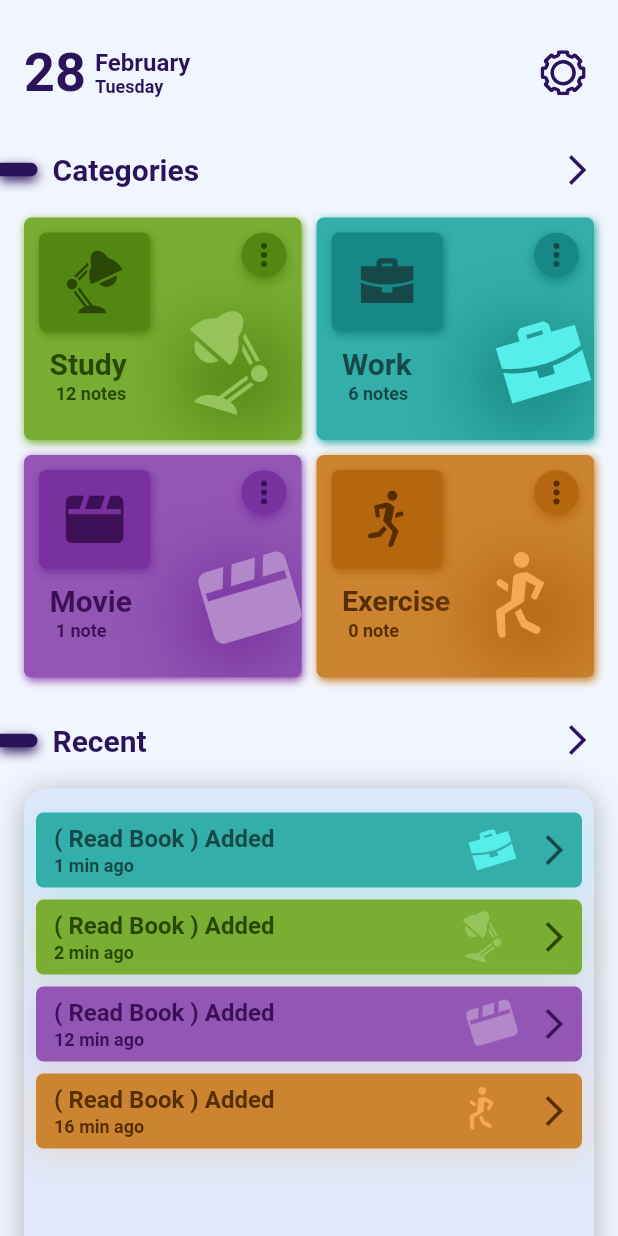
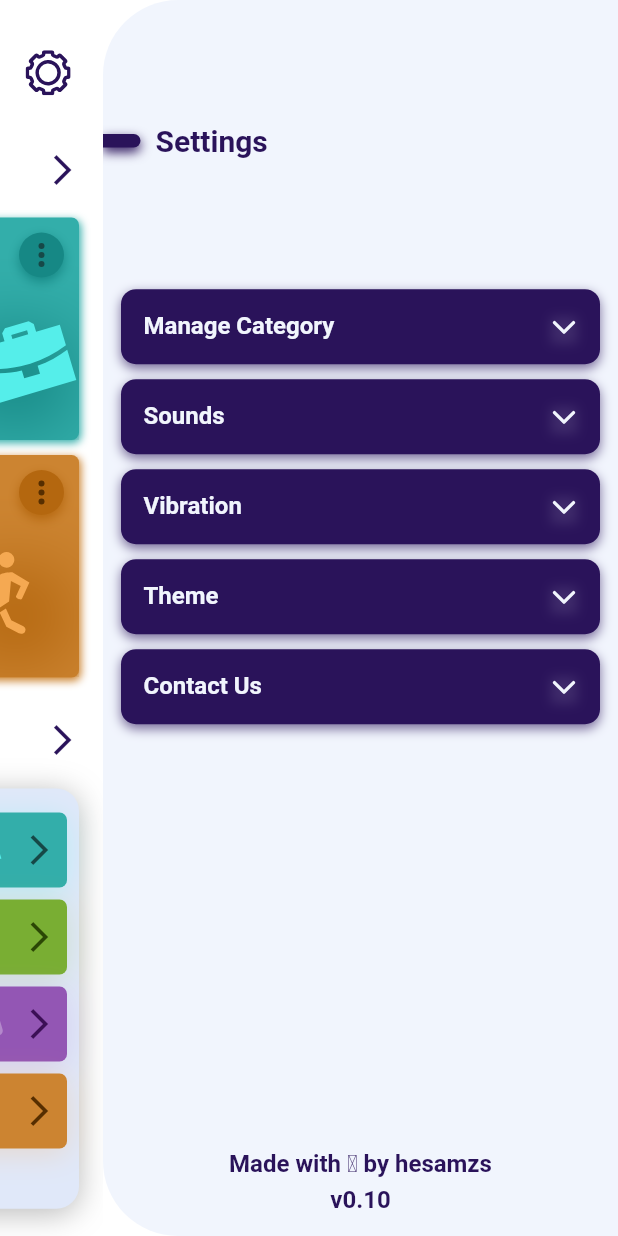
Before and after one commit to hesamzs/NotePad-Flutter, a Flutter app: the screen it shows after launch, on a phone screen of 412 x 824 dp. Run offline on Flutter 3.47's test engine with Material 2 defaults, Android fonts, the phone set to English and light mode, and no system bars; drawn by our look-alikes of auto_size_text; our stand-ins replace animate_do, flutter_staggered_animations, flutter_svg, google_fonts; Roboto replaces fonts that are missing (Ubuntu).

Commit message:
Setting Menu Added !

```diff
--- /dev/null
+++ b/lib/pages/drawer-page.dart
@@ -0,0 +1,550 @@
+import 'package:animate_do/animate_do.dart';
+import 'package:flutter/material.dart';
+import 'package:flutter_svg/flutter_svg.dart';
+import 'package:notepad/widget/text_widget.dart';
+
+class DrawerScreen extends StatefulWidget {
+  const DrawerScreen({super.key});
+
+  @override
+  _DrawerScreenState createState() => _DrawerScreenState();
+}
+
+class _DrawerScreenState extends State<DrawerScreen> {
+
+
+  @override
+  Widget build(BuildContext context) {
+    var size = MediaQuery.of(context).size;
+    var sWidth = size.width;
+    var sHeight = size.height;
+    return Container(
+      width: sWidth * 1.2,
+      color: Colors.white,
+      child: Row(
+        children: [
+          Expanded(child: Container()),
+          Container(
+            decoration: const BoxDecoration(
+              borderRadius: BorderRadius.only(
+                  topLeft: Radius.circular(50),
+                  bottomLeft: Radius.circular(50)),
+              color: Color(0xffF1F5FD),
+            ),
+            width: sWidth / 1.2,
+            height: sHeight,
+            child: Column(
+              children: [
+                SizedBox(
+                  height: sHeight * 0.1,
+                ),
+                Row(
+                  children: [
+                    FadeInLeft(
+                      delay: const Duration(milliseconds: 600),
+                      child: Container(
+                        height: 9,
+                        width: 25,
+                        decoration: const BoxDecoration(
+                          color: Color(0xff2A135A),
+                          borderRadius: BorderRadius.only(
+                              topRight: Radius.circular(5),
+                              bottomRight: Radius.circular(5)),
+                          boxShadow: [
+                            BoxShadow(
+                              color: Color(0xff2A135A),
+                              blurRadius: 6.0,
+                              offset: Offset(
+                                0,
+                                3,
+                              ),
+                            )
+                          ],
+                        ),
+                      ),
+                    ),
+                    const SizedBox(
+                      width: 10,
+                    ),
+                    FadeInLeft(
+                      delay: const Duration(milliseconds: 600),
+                      child: const AppText(
+                          text: "Settings",
+                          size: 20,
+                          color: Color(0xff2A135A),
+                          fontWeight: FontWeight.bold),
+                    ),
+                  ],
+                ),
+                SizedBox(
+                  height: sHeight * 0.1,
+                ),
+                SettingMenu(sWidth: sWidth),
+                Expanded(child: Container()),
+
+                const FooterPage(),
+              ],
+            ),
+          )
+        ],
+      ),
+    );
+  }
+
+
+}
+
+class SettingMenu extends StatefulWidget {
+  SettingMenu({Key? key,required this.sWidth}) : super(key: key);
+
+  final sWidth;
+  @override
+  State<SettingMenu> createState() => _SettingMenuState();
+}
+
+class _SettingMenuState extends State<SettingMenu> {
+
+  bool CategoryisActive = false;
+  bool SoundisActive = false;
+  bool VibrateisActive = false;
+  bool ThemeisActive = false;
+  bool ContactUsisActive = false;
+
+  @override
+  Widget build(BuildContext context) {
+    final sWidth = widget.sWidth;
+    return Column(
+      children: [
+        Padding(
+          padding:
+          const EdgeInsets.symmetric(horizontal: 12, vertical: 5),
+          child: GestureDetector(
+            onTap: () {
+              if (CategoryisActive == false) {
+                setState(() {});
+                CategoryisActive = true;
+                VibrateisActive = false;
+                ContactUsisActive = false;
+                ThemeisActive = false;
+                SoundisActive = false;
+              } else {
+                setState(() {});
+                CategoryisActive = false;
+              }
+            },
+            child: AnimatedContainer(
+              duration: const Duration(milliseconds: 300),
+              curve: Curves.easeOut,
+              width: sWidth,
+              height: CategoryisActive ? 150 : 50,
+              decoration: BoxDecoration(
+                  borderRadius: BorderRadius.circular(10),
+                  color: const Color(0xff2A135A),
+                  boxShadow: [
+                    BoxShadow(
+                      color: const Color(0xff2A135A).withOpacity(.6),
+                      blurRadius: 6.0,
+                      offset: const Offset(
+                        0,
+                        3,
+                      ),
+                    )
+                  ]),
+              child: Column(
+                mainAxisAlignment: MainAxisAlignment.spaceBetween,
+                children: [
+                  Row(
+                    mainAxisAlignment: MainAxisAlignment.spaceBetween,
+                    children: [
+                      const Padding(
+                        padding: EdgeInsets.symmetric(
+                            horizontal: 15, vertical: 15),
+                        child: AppText(
+                            text: "Manage Category",
+                            size: 16,
+                            color: Color(0xffF1F5FD),
+                            fontWeight: FontWeight.bold),
+                      ),
+                      Padding(
+                          padding: const EdgeInsets.symmetric(
+                              horizontal: 15, vertical: 10),
+                          child: Container(
+                            width: 18,
+                            height: 18,
+                            decoration: BoxDecoration(boxShadow: [
+                              BoxShadow(
+                                color: const Color(0xffF1F5FD)
+                                    .withOpacity(.1),
+                                blurRadius: 6.0,
+                                offset: const Offset(
+                                  0,
+                                  3,
+                                ),
+                              )
+                            ]),
+                            child: SvgPicture.asset(
+                              "assets/images/arrow-down.svg",
+                              color: const Color(0xffF1F5FD),
+                            ),
+                          ))
+                    ],
+                  ),
+                  Expanded(child: Container())
+                ],
+              ),
+            ),
+          ),
+        ),
+        Padding(
+          padding:
+          const EdgeInsets.symmetric(horizontal: 12, vertical: 5),
+          child: GestureDetector(
+            onTap: () {
+              if (SoundisActive == false) {
+                setState(() {});
+                SoundisActive = true;
+                VibrateisActive = false;
+                ContactUsisActive = false;
+                ThemeisActive = false;
+                CategoryisActive = false;
+              } else {
+                setState(() {});
+                SoundisActive = false;
+              }
+            },
+            child: AnimatedContainer(
+              duration: const Duration(milliseconds: 300),
+              curve: Curves.easeOut,
+              width: sWidth,
+              height: SoundisActive ? 150 : 50,
+              decoration: BoxDecoration(
+                  borderRadius: BorderRadius.circular(10),
+                  color: const Color(0xff2A135A),
+                  boxShadow: [
+                    BoxShadow(
+                      color: const Color(0xff2A135A).withOpacity(.6),
+                      blurRadius: 6.0,
+                      offset: const Offset(
+                        0,
+                        3,
+                      ),
+                    )
+                  ]),
+              child: Column(
+                mainAxisAlignment: MainAxisAlignment.spaceBetween,
+                children: [
+                  Row(
+                    mainAxisAlignment: MainAxisAlignment.spaceBetween,
+                    children: [
+                      const Padding(
+                        padding: EdgeInsets.symmetric(
+                            horizontal: 15, vertical: 15),
+                        child: AppText(
+                            text: "Sounds",
+                            size: 16,
+                            color: Color(0xffF1F5FD),
+                            fontWeight: FontWeight.bold),
+                      ),
+                      Padding(
+                          padding: const EdgeInsets.symmetric(
+                              horizontal: 15, vertical: 10),
+                          child: Container(
+                            width: 18,
+                            height: 18,
+                            decoration: BoxDecoration(boxShadow: [
+                              BoxShadow(
+                                color: const Color(0xffF1F5FD)
+                                    .withOpacity(.1),
+                                blurRadius: 6.0,
+                                offset: const Offset(
+                                  0,
+                                  3,
+                                ),
+                              )
+                            ]),
+                            child: SvgPicture.asset(
+                              "assets/images/arrow-down.svg",
+                              color: const Color(0xffF1F5FD),
+                            ),
+                          ))
+                    ],
+                  ),
+                  Expanded(child: Container())
+                ],
+              ),
+            ),
+          ),
+        ),
+        Padding(
+          padding:
+          const EdgeInsets.symmetric(horizontal: 12, vertical: 5),
+          child: GestureDetector(
+            onTap: () {
+              if (VibrateisActive == false) {
+                setState(() {});
+                VibrateisActive = true;
+                ContactUsisActive = false;
+                ThemeisActive = false;
+                SoundisActive = false;
+                CategoryisActive = false;
+              } else {
+                setState(() {});
+                VibrateisActive = false;
+              }
+            },
+            child: AnimatedContainer(
+              duration: const Duration(milliseconds: 300),
+              curve: Curves.easeOut,
+              width: sWidth,
+              height: VibrateisActive ? 150 : 50,
+              decoration: BoxDecoration(
+                  borderRadius: BorderRadius.circular(10),
+                  color: const Color(0xff2A135A),
+                  boxShadow: [
+                    BoxShadow(
+                      color: const Color(0xff2A135A).withOpacity(.6),
+                      blurRadius: 6.0,
+                      offset: const Offset(
+                        0,
+                        3,
+                      ),
+                    )
+                  ]),
+              child: Column(
+                mainAxisAlignment: MainAxisAlignment.spaceBetween,
+                children: [
+                  Row(
+                    mainAxisAlignment: MainAxisAlignment.spaceBetween,
+                    children: [
+                      const Padding(
+                        padding: EdgeInsets.symmetric(
+                            horizontal: 15, vertical: 15),
+                        child: AppText(
+                            text: "Vibration",
+                            size: 16,
+                            color: Color(0xffF1F5FD),
+                            fontWeight: FontWeight.bold),
+                      ),
+                      Padding(
+                          padding: const EdgeInsets.symmetric(
+                              horizontal: 15, vertical: 10),
+                          child: Container(
+                            width: 18,
+                            height: 18,
+                            decoration: BoxDecoration(boxShadow: [
+                              BoxShadow(
+                                color: const Color(0xffF1F5FD)
+                                    .withOpacity(.1),
+                                blurRadius: 6.0,
+                                offset: const Offset(
+                                  0,
+                                  3,
+                                ),
+                              )
+                            ]),
+                            child: SvgPicture.asset(
+                              "assets/images/arrow-down.svg",
+                              color: const Color(0xffF1F5FD),
+                            ),
+                          ))
+                    ],
+                  ),
+                  Expanded(child: Container())
+                ],
+              ),
+            ),
+          ),
+        ),
+        Padding(
+          padding:
+          const EdgeInsets.symmetric(horizontal: 12, vertical: 5),
+          child: GestureDetector(
+            onTap: () {
+              if (ThemeisActive == false) {
+                setState(() {});
+                ThemeisActive = true;
+                VibrateisActive = false;
+                ContactUsisActive = false;
+                SoundisActive = false;
+                CategoryisActive = false;
+              } else {
+                setState(() {});
+                ThemeisActive = false;
+              }
+            },
+            child: AnimatedContainer(
+              duration: const Duration(milliseconds: 300),
+              curve: Curves.easeOut,
+              width: sWidth,
+              height: ThemeisActive ? 150 : 50,
+              decoration: BoxDecoration(
+                  borderRadius: BorderRadius.circular(10),
+                  color: const Color(0xff2A135A),
+                  boxShadow: [
+                    BoxShadow(
+                      color: const Color(0xff2A135A).withOpacity(.6),
+                      blurRadius: 6.0,
+                      offset: const Offset(
+                        0,
+                        3,
+                      ),
+                    )
+                  ]),
+              child: Column(
+                mainAxisAlignment: MainAxisAlignment.spaceBetween,
+                children: [
+                  Row(
+                    mainAxisAlignment: MainAxisAlignment.spaceBetween,
+                    children: [
+                      const Padding(
+                        padding: EdgeInsets.symmetric(
+                            horizontal: 15, vertical: 15),
+                        child: AppText(
+                            text: "Theme",
+                            size: 16,
+                            color: Color(0xffF1F5FD),
+                            fontWeight: FontWeight.bold),
+                      ),
+                      Padding(
+                          padding: const EdgeInsets.symmetric(
+                              horizontal: 15, vertical: 10),
+                          child: Container(
+                            width: 18,
+                            height: 18,
+                            decoration: BoxDecoration(boxShadow: [
+                              BoxShadow(
+                                color: const Color(0xffF1F5FD)
+                                    .withOpacity(.1),
+                                blurRadius: 6.0,
+                                offset: const Offset(
+                                  0,
+                                  3,
+                                ),
+                              )
+                            ]),
+                            child: SvgPicture.asset(
+                              "assets/images/arrow-down.svg",
+                              color: const Color(0xffF1F5FD),
+                            ),
+                          ))
+                    ],
+                  ),
+                  Expanded(child: Container())
+                ],
+              ),
+            ),
+          ),
+        ),
+        Padding(
+          padding:
+          const EdgeInsets.symmetric(horizontal: 12, vertical: 5),
+          child: GestureDetector(
+            onTap: () {
+              if (ContactUsisActive == false) {
+                setState(() {});
+                ContactUsisActive = true;
+                VibrateisActive = false;
+                ThemeisActive = false;
+                SoundisActive = false;
+                CategoryisActive = false;
+              } else {
+                setState(() {});
+                ContactUsisActive = false;
+              }
+            },
+            child: AnimatedContainer(
+              duration: const Duration(milliseconds: 300),
+              curve: Curves.easeOut,
+              width: sWidth,
+              height: ContactUsisActive ? 150 : 50,
+              decoration: BoxDecoration(
+                  borderRadius: BorderRadius.circular(10),
+                  color: const Color(0xff2A135A),
+                  boxShadow: [
+                    BoxShadow(
+                      color: const Color(0xff2A135A).withOpacity(.6),
+                      blurRadius: 6.0,
+                      offset: const Offset(
+                        0,
+                        3,
+                      ),
+                    )
+                  ]),
+              child: Column(
+                mainAxisAlignment: MainAxisAlignment.spaceBetween,
+                children: [
+                  Row(
+                    mainAxisAlignment: MainAxisAlignment.spaceBetween,
+                    children: [
+                      const Padding(
+                        padding: EdgeInsets.symmetric(
+                            horizontal: 15, vertical: 15),
+                        child: AppText(
+                            text: "Contact Us",
+                            size: 16,
+                            color: Color(0xffF1F5FD),
+                            fontWeight: FontWeight.bold),
+                      ),
+                      Padding(
+                          padding: const EdgeInsets.symmetric(
+                              horizontal: 15, vertical: 10),
+                          child: Container(
+                            width: 18,
+                            height: 18,
+                            decoration: BoxDecoration(boxShadow: [
+                              BoxShadow(
+                                color: const Color(0xffF1F5FD)
+                                    .withOpacity(.1),
+                                blurRadius: 6.0,
+                                offset: const Offset(
+                                  0,
+                                  3,
+                                ),
+                              )
+                            ]),
+                            child: SvgPicture.asset(
+                              "assets/images/arrow-down.svg",
+                              color: const Color(0xffF1F5FD),
+                            ),
+                          ))
+                    ],
+                  ),
+                  Expanded(child: Container())
+                ],
+              ),
+            ),
+          ),
+        ),
+      ],
+    );
+  }
+}
+
+
+class FooterPage extends StatelessWidget {
+  const FooterPage({Key? key}) : super(key: key);
+
+  @override
+  Widget build(BuildContext context) {
+    return Column(
+      children: const [
+        AppText(
+            text: "Made with \u2764 by hesamzs",
+            size: 16,
+            color: Color(0xff2A135A),
+            fontWeight: FontWeight.bold),
+        SizedBox(
+          height: 5,
+        ),
+        AppText(
+            text: "v0.10",
+            size: 16,
+            color: Color(0xff2A135A),
+            fontWeight: FontWeight.bold),
+        SizedBox(
+          height: 15,
+        )
+      ],
+    );
+  }
+}
--- a/lib/pages/first_page.dart
+++ b/lib/pages/first_page.dart
@@ -6,6 +6,9 @@ import 'package:notepad/models/category_model.dart';
 import 'package:notepad/models/recent_model.dart';
 import 'package:notepad/widget/text_widget.dart';
 import 'package:flutter_svg/flutter_svg.dart';
+
+import 'drawer-page.dart';
+
 
 class FirstPageRoute extends CupertinoPageRoute {
   FirstPageRoute()
@@ -25,6 +28,11 @@ class FirstPage extends StatefulWidget {
 }
 
 class _FirstPageState extends State<FirstPage> {
+  double xOffset = 0;
+  double yOffset = 0;
+
+  bool isDrawerOpen = false;
+
   final now = DateTime.now();
   final months = [
     "January",
@@ -55,12 +63,25 @@ class _FirstPageState extends State<FirstPage> {
     var size = MediaQuery.of(context).size;
     var sWidth = size.width;
     var sHeight = size.height;
+    xOffset = sWidth / -1.2;
     return SafeArea(
         child: Scaffold(
           backgroundColor: const Color(0xffF1F5FD),
-          body: SizedBox(
+          body: Stack(
+            children: [
+              DrawerScreen(),
+              SizedBox(
                 width: sWidth,
                 height: sHeight,
+                child: AnimatedContainer(
+                  alignment: Alignment.center,
+                    transform: Matrix4.translationValues(xOffset, yOffset, 0)
+                      ..scale(1.00),
+                      // ..rotateZ(isDrawerOpen ? -50 : 0),
+                    duration: const Duration(milliseconds: 200),
+                    decoration: const BoxDecoration(
+                      color: Colors.white,
+                    ),
                   child: SingleChildScrollView(
                     physics: const BouncingScrollPhysics(),
                     child: Column(
@@ -96,15 +117,31 @@ class _FirstPageState extends State<FirstPage> {
                                         fontWeight: FontWeight.bold,
                                       ),
                                     ],
+
                                   ),
                                 ),
                                 Expanded(child: Container()),
-                          SizedBox(
+                                GestureDetector(
+                                  onTap: () {
+                                    isDrawerOpen ?
+                                    setState(() {
+                                      xOffset = 0;
+                                      yOffset = 0;
+                                      isDrawerOpen = false;
+                                    }) :
+                                    setState(() {
+                                      xOffset = sWidth / -1.2;
+                                      yOffset = 0;
+                                      isDrawerOpen = true;
+                                    });
+                                  },
+                                  child: SizedBox(
                                       width: sWidth * 0.1,
                                       height: 30,
                                       child: SvgPicture.asset(
                                         "assets/images/settings.svg",
-                              ))
+                                      )),
+                                )
                               ],
                             ),
                           ),
@@ -441,7 +478,7 @@ class _FirstPageState extends State<FirstPage> {
                             child: Container(
                               padding: const EdgeInsets.symmetric(vertical: 12),
                               width: sWidth,
-                        height: sHeight * 0.4,
+                              height: sHeight * 0.34,
                               decoration: BoxDecoration(
                                 borderRadius: BorderRadius.circular(15),
                                 color: const Color(0xffE0E8F9),
@@ -462,8 +499,8 @@ class _FirstPageState extends State<FirstPage> {
                                     itemCount: recentcomponent.length,
                                     itemBuilder: (BuildContext context, int index) {
                                       recentcomponent.sort((a, b) => a.time.compareTo(b.time));
-                              RecentModel currnet = recentcomponent[index];
-                              CategoryModel catcurrent = categoryComponents[currnet.groupid];
+                                      RecentModel current = recentcomponent[index];
+                                      CategoryModel catcurrent = categoryComponents[current.groupid];
 
                                       return AnimationConfiguration.staggeredList(
                                         position: index,
@@ -502,9 +539,9 @@ class _FirstPageState extends State<FirstPage> {
                                                             crossAxisAlignment: CrossAxisAlignment.start,
                                                             children: [
                                                               const SizedBox(height: 4,),
-                                                        AppText(text: currnet.title, size: 16, color: Color(catcurrent.logocolor), fontWeight: FontWeight.bold),
+                                                              AppText(text: current.title, size: 14, color: Color(catcurrent.logocolor), fontWeight: FontWeight.bold),
                                                               const SizedBox(height: 2,),
-                                                        AppText(text: "${currnet.time} min ago", size: 6, color: Color(catcurrent.logocolor), fontWeight: FontWeight.bold)
+                                                              AppText(text: "${current.time} min ago", size: 6, color: Color(catcurrent.logocolor), fontWeight: FontWeight.bold)
 
                                                             ],
                                                           ),
@@ -555,6 +592,9 @@ class _FirstPageState extends State<FirstPage> {
                     ),
                   ),
                 ),
+              ),
+            ],
+          )
         )
     );
   }
--- a/pubspec.yaml
+++ b/pubspec.yaml
@@ -13,7 +13,6 @@ dependencies:
 
   cupertino_icons: ^1.0.2
   animate_do: ^3.0.2
-  shape_of_view_null_safe: ^2.0.0
   flutter_svg: ^1.1.6
   auto_size_text: ^3.0.0
   flutter_staggered_animations: ^1.1.1
```
Also changed, not shown: lib/main.dart (+4 -4 lines), assets/images/arrow-down.svg (added), pubspec.lock. Lines whose indentation alone changed are shown as unchanged.
